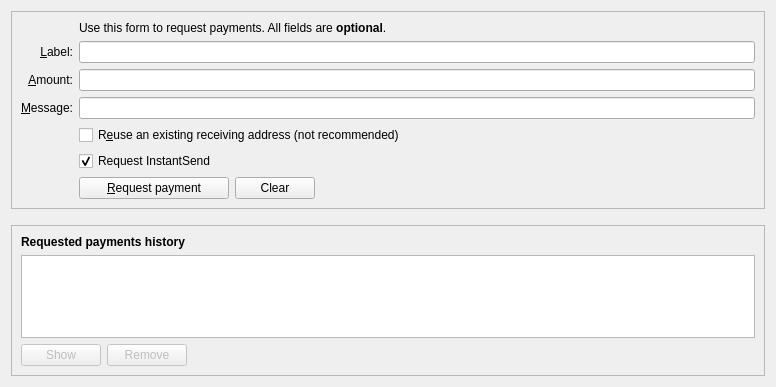
This is src/qt/forms/receivecoinsdialog.ui in bee-group/beenode as Qt 5 draws it before an edit. The edited form follows.
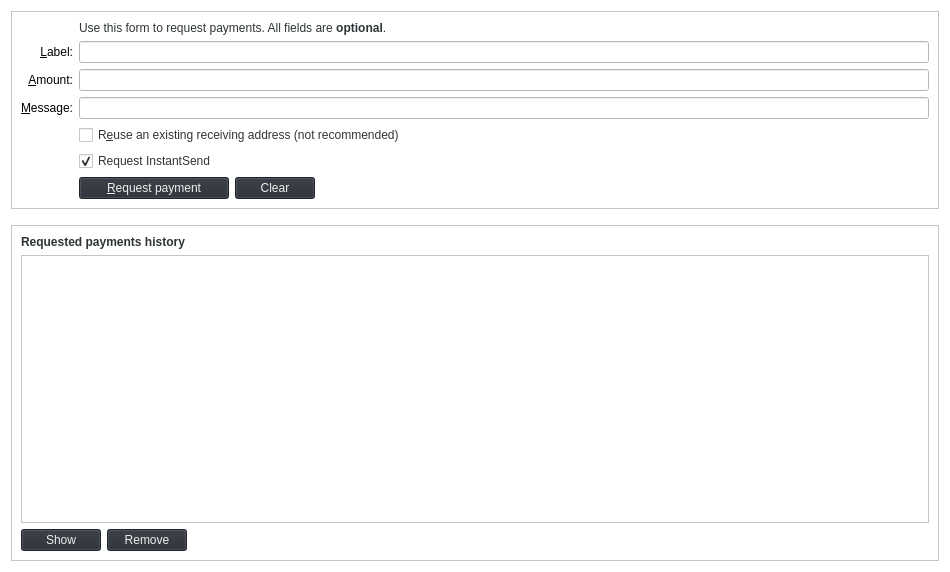
This is the edited form. Custom widgets are drawn as their Qt base class.

Diff of the .ui file:
```diff
--- a/src/qt/forms/receivecoinsdialog.ui
+++ b/src/qt/forms/receivecoinsdialog.ui
@@ -6,10 +6,14 @@
    <rect>
     <x>0</x>
     <y>0</y>
-    <width>776</width>
-    <height>387</height>
+    <width>950</width>
+    <height>572</height>
    </rect>
   </property>
+  <property name="styleSheet">
+   <string notr="true">color: rgb(46, 52, 54);
+background-color: rgb(255, 255, 255);</string>
+  </property>
   <layout class="QVBoxLayout" name="verticalLayout" stretch="0,0,1">
    <item>
     <widget class="QFrame" name="frame2">
@@ -50,6 +54,9 @@
           <property name="toolTip">
            <string>An optional message to attach to the payment request, which will be displayed when the request is opened. Note: The message will not be sent with the payment over the Beenode network.</string>
           </property>
+          <property name="styleSheet">
+           <string notr="true">color: rgb(0, 0, 0);</string>
+          </property>
           <property name="text">
            <string>&amp;Message:</string>
           </property>
@@ -87,6 +94,9 @@
           <property name="toolTip">
            <string>An optional label to associate with the new receiving address.</string>
           </property>
+          <property name="styleSheet">
+           <string notr="true">color: rgb(0, 0, 0);</string>
+          </property>
           <property name="text">
            <string>&amp;Label:</string>
           </property>
@@ -103,6 +113,9 @@
           <property name="toolTip">
            <string>An optional amount to request. Leave this empty or zero to not request a specific amount.</string>
           </property>
+          <property name="styleSheet">
+           <string notr="true">color: rgb(0, 0, 0);</string>
+          </property>
           <property name="text">
            <string>&amp;Amount:</string>
           </property>
@@ -137,6 +150,10 @@
               <height>0</height>
              </size>
             </property>
+            <property name="styleSheet">
+             <string notr="true">background-color: rgb(39, 43, 52);
+color: rgb(238, 238, 236);</string>
+            </property>
             <property name="text">
              <string>&amp;Request payment</string>
             </property>
@@ -153,6 +170,10 @@
             <property name="toolTip">
              <string>Clear all fields of the form.</string>
             </property>
+            <property name="styleSheet">
+             <string notr="true">background-color: rgb(39, 43, 52);
+color: rgb(238, 238, 236);</string>
+            </property>
             <property name="text">
              <string>Clear</string>
             </property>
@@ -262,6 +283,10 @@
           <property name="toolTip">
            <string>Show the selected request (does the same as double clicking an entry)</string>
           </property>
+          <property name="styleSheet">
+           <string notr="true">background-color: rgb(39, 43, 52);
+color: rgb(238, 238, 236);</string>
+          </property>
           <property name="text">
            <string>Show</string>
           </property>
@@ -278,6 +303,10 @@
           <property name="toolTip">
            <string>Remove the selected entries from the list</string>
           </property>
+          <property name="styleSheet">
+           <string notr="true">background-color: rgb(39, 43, 52);
+color: rgb(238, 238, 236);</string>
+          </property>
           <property name="text">
            <string>Remove</string>
           </property>
```
